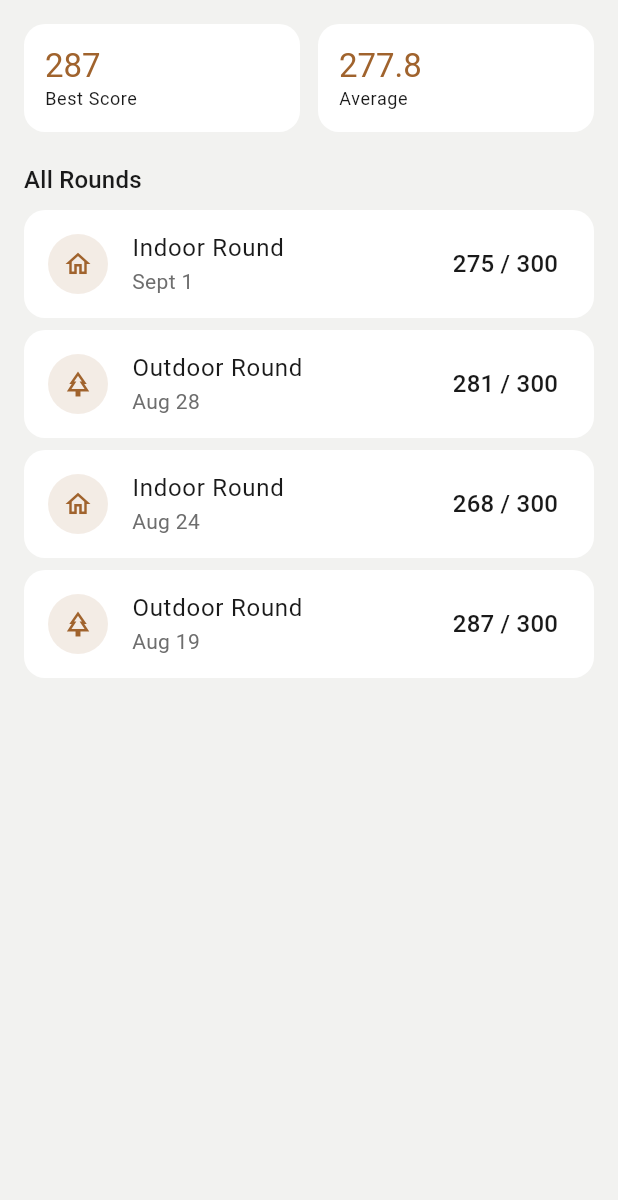
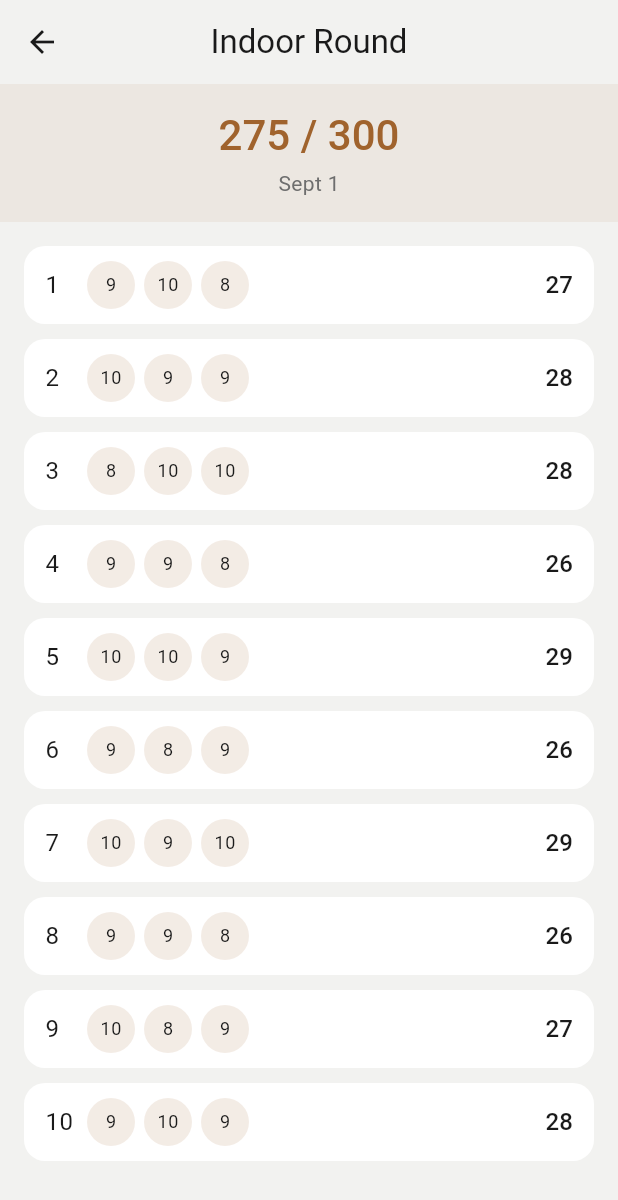
Before and after one commit to starlight-cloud-env/mark-archery, a Flutter app: the _HistoryView widget shown alone on an empty page, opened directly, after a tap on an icon or button, on a phone screen of 412 x 824 dp. Shown: the top 1200 px of the screen. Run offline on Flutter 3.47's test engine with Material 3 defaults, Android fonts, the phone set to English and light mode, and no system bars; Roboto replaces fonts that are missing (IBM Plex Sans); project files that could hold a hidden picture were left out.

Commit message:
new details screen

```diff
--- /dev/null
+++ b/mark_archery/lib/screens/scorecard_detail_screen.dart
@@ -0,0 +1,128 @@
+import 'package:flutter/material.dart';
+
+class ScorecardDetailScreen extends StatelessWidget {
+  final String scorecardName;
+  final String date;
+  final int totalScore;
+  final int maxPossible;
+  final int maxScore;
+  final List<List<int>> ends;
+
+  const ScorecardDetailScreen({
+    super.key,
+    required this.scorecardName,
+    required this.date,
+    required this.totalScore,
+    required this.maxPossible,
+    required this.maxScore,
+    required this.ends,
+  });
+
+  int _endTotal(int endIndex) {
+    return ends[endIndex].fold(0, (sum, score) => sum + score);
+  }
+
+  @override
+  Widget build(BuildContext context) {
+    final theme = Theme.of(context);
+
+    return Scaffold(
+      appBar: AppBar(title: Text(scorecardName)),
+      body: Column(
+        children: [
+          // Summary banner
+          Container(
+            width: double.infinity,
+            color: theme.colorScheme.primary.withOpacity(0.08),
+            padding: const EdgeInsets.symmetric(vertical: 16.0),
+            child: Column(
+              children: [
+                Text(
+                  '$totalScore / $maxPossible',
+                  style: theme.textTheme.headlineMedium?.copyWith(
+                    color: theme.colorScheme.primary,
+                    fontWeight: FontWeight.w500,
+                  ),
+                ),
+                const SizedBox(height: 4),
+                Text(
+                  date,
+                  style: theme.textTheme.bodyMedium?.copyWith(
+                    color: theme.colorScheme.onSurfaceVariant,
+                  ),
+                ),
+              ],
+            ),
+          ),
+
+          // Read-only ends list
+          Expanded(
+            child: ListView.builder(
+              padding: const EdgeInsets.all(16.0),
+              itemCount: ends.length,
+              itemBuilder: (context, endIndex) {
+                return Padding(
+                  padding: const EdgeInsets.only(bottom: 10.0),
+                  child: _ReadOnlyEndRow(
+                    endNumber: endIndex + 1,
+                    arrowScores: ends[endIndex],
+                    endTotal: _endTotal(endIndex),
+                  ),
+                );
+              },
+            ),
+          ),
+        ],
+      ),
+    );
+  }
+}
+
+class _ReadOnlyEndRow extends StatelessWidget {
+  final int endNumber;
+  final List<int> arrowScores;
+  final int endTotal;
+
+  const _ReadOnlyEndRow({
+    required this.endNumber,
+    required this.arrowScores,
+    required this.endTotal,
+  });
+
+  @override
+  Widget build(BuildContext context) {
+    final theme = Theme.of(context);
+
+    return Card(
+      child: Padding(
+        padding: const EdgeInsets.symmetric(horizontal: 14.0, vertical: 10.0),
+        child: Row(
+          children: [
+            SizedBox(
+              width: 28,
+              child: Text('$endNumber', style: theme.textTheme.bodyLarge),
+            ),
+            Expanded(
+              child: Wrap(
+                spacing: 6,
+                children: arrowScores.map((score) {
+                  return Container(
+                    width: 32,
+                    height: 32,
+                    alignment: Alignment.center,
+                    decoration: BoxDecoration(
+                      shape: BoxShape.circle,
+                      color: theme.colorScheme.primary.withOpacity(0.12),
+                    ),
+                    child: Text('$score', style: theme.textTheme.bodySmall),
+                  );
+                }).toList(),
+              ),
+            ),
+            Text('$endTotal', style: theme.textTheme.titleMedium),
+          ],
+        ),
+      ),
+    );
+  }
+}
--- a/mark_archery/lib/screens/scores_screen.dart
+++ b/mark_archery/lib/screens/scores_screen.dart
@@ -1,5 +1,6 @@
 import 'package:flutter/material.dart';
 import 'new_scorecard_screen.dart';
+import 'scorecard_detail_screen.dart';
 
 enum ScoresView { active, history }
 
@@ -221,10 +222,40 @@ class _HistoryView extends StatelessWidget {
 
   // Placeholder data — shape mirrors what a real completed Scorecard will look like.
   final List<Map<String, dynamic>> _pastRounds = const [
-    {'type': 'Indoor', 'date': 'Sept 1', 'score': 275, 'maxPossible': 300},
-    {'type': 'Outdoor', 'date': 'Aug 28', 'score': 281, 'maxPossible': 300},
-    {'type': 'Indoor', 'date': 'Aug 24', 'score': 268, 'maxPossible': 300},
-    {'type': 'Outdoor', 'date': 'Aug 19', 'score': 287, 'maxPossible': 300},
+    {
+      'type': 'Indoor',
+      'date': 'Sept 1',
+      'score': 275,
+      'maxPossible': 300,
+      'maxScore': 10,
+      'ends': [
+        [9, 10, 8], [10, 9, 9], [8, 10, 10], [9, 9, 8],
+        [10, 10, 9], [9, 8, 9], [10, 9, 10], [9, 9, 8],
+        [10, 8, 9], [9, 10, 9],
+      ],
+    },
+    {
+      'type': 'Outdoor',
+      'date': 'Aug 28',
+      'score': 281,
+      'maxPossible': 300,
+      'maxScore': 10,
+      'ends': [
+        [10, 9, 9], [9, 10, 10], [9, 9, 9], [10, 10, 8],
+        [9, 9, 10], [8, 9, 9], [10, 10, 9], [9, 8, 9],
+        [10, 9, 10], [9, 10, 9],
+      ],
+    },
+    {'type': 'Indoor', 'date': 'Aug 24', 'score': 268, 'maxPossible': 300, 'maxScore': 10, 'ends': [
+      [8, 9, 9], [9, 8, 8], [9, 9, 9], [8, 9, 8],
+      [9, 8, 9], [8, 9, 9], [9, 9, 8], [9, 8, 9],
+      [8, 9, 9], [9, 9, 9],
+    ]},
+    {'type': 'Outdoor', 'date': 'Aug 19', 'score': 287, 'maxPossible': 300, 'maxScore': 10, 'ends': [
+      [10, 9, 10], [9, 10, 10], [10, 9, 9], [9, 10, 10],
+      [10, 9, 9], [9, 10, 10], [10, 9, 9], [10, 10, 9],
+      [9, 10, 9], [10, 9, 10],
+    ]},
   ];
 
   int get _bestScore =>
@@ -273,7 +304,19 @@ class _HistoryView extends StatelessWidget {
               score: round['score'],
               maxPossible: round['maxPossible'],
               onTap: () {
-                // Placeholder — navigate to a read-only scorecard detail view
+                Navigator.push(
+                  context,
+                  MaterialPageRoute(
+                    builder: (context) => ScorecardDetailScreen(
+                      scorecardName: '${round['type']} Round',
+                      date: round['date'],
+                      totalScore: round['score'],
+                      maxPossible: round['maxPossible'],
+                      maxScore: round['maxScore'],
+                      ends: (round['ends'] as List).map((e) => List<int>.from(e)).toList(),
+                    ),
+                  ),
+                );
               },
             ),
           ),
```
